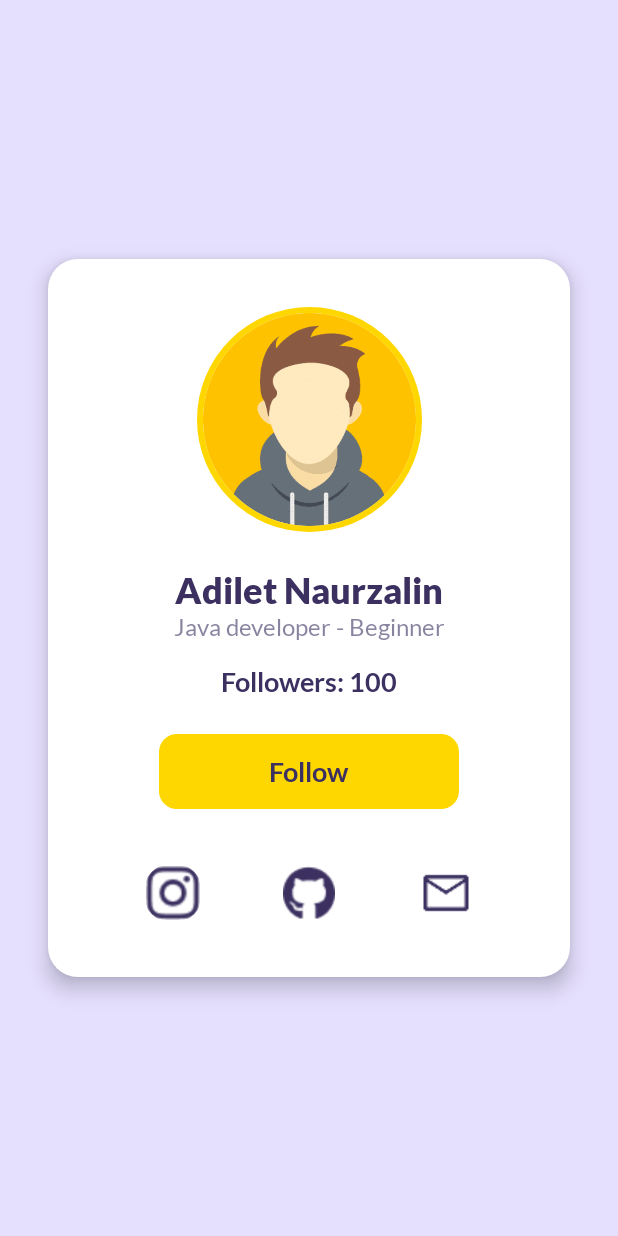
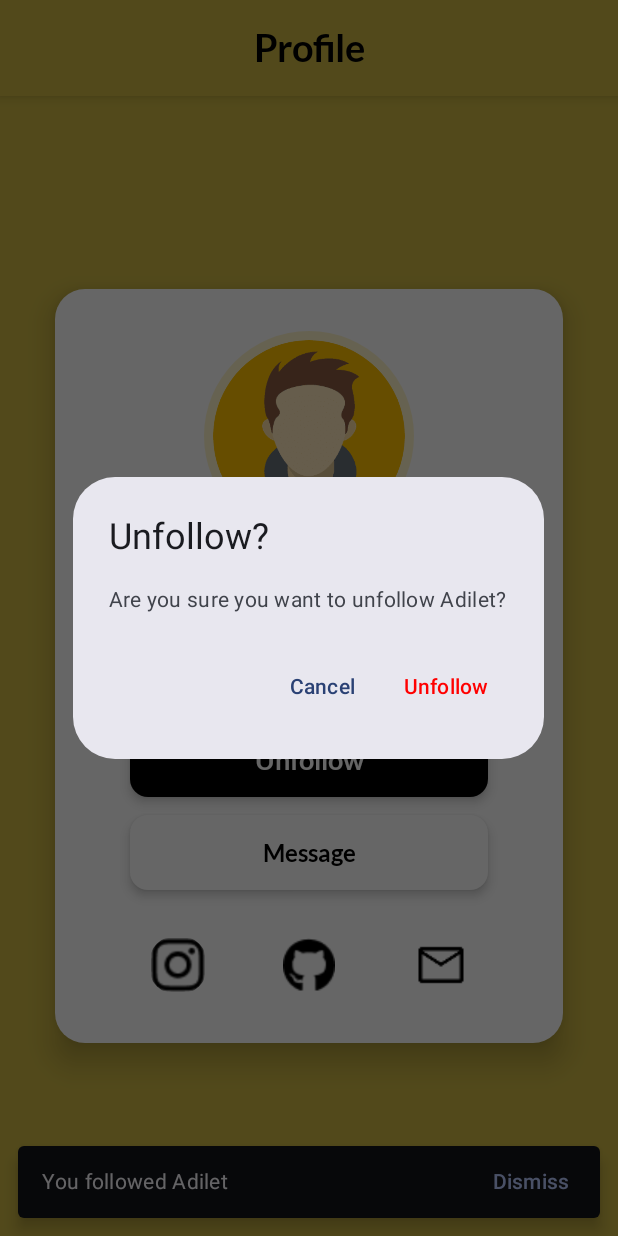
Before and after one commit to AdiletN/ProfileCardApp, an Android app built with Jetpack Compose: the screen it shows after launch (MainActivity), after a tap on "Unfollow", on a phone screen of 412 x 824 dp. Run offline under Robolectric (Android 15) with nearby library versions, the phone set to English and light mode, and no system bars; 1 other tap on this screen came first.

Commit message:
Updating for Practice Task Week 5

```diff
--- a/app/src/main/java/com/example/profilecardapp/MainActivity.kt
+++ b/app/src/main/java/com/example/profilecardapp/MainActivity.kt
@@ -7,6 +7,7 @@ import androidx.activity.ComponentActivity
 import androidx.activity.compose.setContent
 import androidx.compose.animation.animateColorAsState
 import androidx.compose.animation.core.tween
+import androidx.compose.animation.core.animateIntAsState
 import androidx.compose.foundation.Image
 import androidx.compose.foundation.background
 import androidx.compose.foundation.layout.*
@@ -18,6 +19,7 @@ import androidx.compose.runtime.saveable.rememberSaveable
 import androidx.compose.ui.Alignment
 import androidx.compose.ui.Modifier
 import androidx.compose.ui.draw.clip
+import androidx.compose.ui.draw.shadow
 import androidx.compose.ui.graphics.Color
 import androidx.compose.ui.platform.LocalContext
 import androidx.compose.ui.res.painterResource
@@ -30,17 +32,7 @@ import androidx.compose.ui.tooling.preview.Preview
 import androidx.compose.ui.unit.dp
 import androidx.compose.ui.unit.sp
 import com.example.profilecardapp.ui.theme.ProfileCardAppTheme
-
-class MainActivity : ComponentActivity() {
-    override fun onCreate(savedInstanceState: Bundle?) {
-        super.onCreate(savedInstanceState)
-        setContent {
-            ProfileCardAppTheme {
-                ProfileCardScreen()
-            }
-        }
-    }
-}
+import kotlinx.coroutines.launch
 
 val Lato = FontFamily(
     Font(R.font.lato_regular, FontWeight.Normal, FontStyle.Normal),
@@ -55,9 +47,9 @@ val Lato = FontFamily(
     Font(R.font.lato_italic, FontWeight.Normal, FontStyle.Italic)
 )
 
-
-val LightPurple = Color(0xFFE6E0FF)
-val DarkPurple = Color(0xFF3B3060)
+val LightPurple = Color(0xFFCEB844)
+val DarkPurple = Color(0xFF000000)
+val Dark = Color(0xFF000000)
 val GoldYellow = Color(0xFFFFD700)
 
 fun openExternalLink(context: android.content.Context, uri: String) {
@@ -69,47 +61,88 @@ fun openExternalLink(context: android.content.Context, uri: String) {
     }
 }
 
+class MainActivity : ComponentActivity() {
+    override fun onCreate(savedInstanceState: Bundle?) {
+        super.onCreate(savedInstanceState)
+        setContent {
+            ProfileCardAppTheme {
+                ProfileCardScreen()
+            }
+        }
+    }
+}
+
+@OptIn(ExperimentalMaterial3Api::class)
 @Composable
 fun ProfileCardScreen() {
     val context = LocalContext.current
+    val snackbarHostState = remember { SnackbarHostState() }
+    val scope = rememberCoroutineScope()
+
     var isFollowing by rememberSaveable { mutableStateOf(false) }
     var followerCount by rememberSaveable { mutableStateOf(100) }
+    var showUnfollowDialog by rememberSaveable { mutableStateOf(false) }
 
     val targetButtonColor = if (isFollowing) DarkPurple else GoldYellow
     val animatedButtonColor by animateColorAsState(
         targetValue = targetButtonColor,
-        animationSpec = tween(durationMillis = 500),
+        animationSpec = tween(durationMillis = 400),
         label = "Button Color Animation"
     )
 
     val buttonTextColor = if (isFollowing) Color.White else DarkPurple
+    val animatedCount by animateIntAsState(targetValue = followerCount)
 
+    Scaffold(
+        topBar = {
+            CenterAlignedTopAppBar(
+                title = {
+                    Text(
+                        text = "Profile",
+                        style = TextStyle(
+                            fontFamily = Lato,
+                            fontSize = 25.sp,
+                            fontWeight = FontWeight.Bold,
+                            color = Dark
+                        )
+                    )
+                },
+                colors = TopAppBarDefaults.centerAlignedTopAppBarColors(
+                    containerColor = LightPurple,
+                    titleContentColor = DarkPurple
+                ),
+                modifier = Modifier.shadow(6.dp)
+            )
+        },
+        snackbarHost = { SnackbarHost(hostState = snackbarHostState) }
+    ) { innerPadding ->
         Box(
             modifier = Modifier
                 .fillMaxSize()
-            .background(LightPurple),
+                .background(LightPurple)
+                .padding(innerPadding),
             contentAlignment = Alignment.Center
         ) {
             Card(
                 modifier = Modifier
-                .fillMaxWidth()
-                .padding(horizontal = 32.dp),
+                    .fillMaxWidth(0.9f)
+                    .padding(16.dp),
                 shape = RoundedCornerShape(20.dp),
                 colors = CardDefaults.cardColors(containerColor = Color.White),
-            elevation = CardDefaults.cardElevation(defaultElevation = 8.dp)
+                elevation = CardDefaults.cardElevation(defaultElevation = 12.dp)
             ) {
                 Column(
                     modifier = Modifier
                         .fillMaxWidth()
-                    .padding(vertical = 32.dp, horizontal = 16.dp),
+                        .padding(vertical = 28.dp, horizontal = 18.dp),
                     horizontalAlignment = Alignment.CenterHorizontally
                 ) {
                     Box(
                         modifier = Modifier
-                        .size(150.dp)
+                            .size(140.dp)
                             .clip(CircleShape)
-                        .background(GoldYellow)
-                        .padding(4.dp)
+                            .background(GoldYellow.copy(alpha = 0.2f))
+                            .padding(6.dp)
                     ) {
                         val image = painterResource(id = R.drawable.profile_image)
                         Image(
@@ -121,7 +154,7 @@ fun ProfileCardScreen() {
                         )
                     }
 
-                Spacer(modifier = Modifier.height(24.dp))
+                    Spacer(modifier = Modifier.height(20.dp))
 
                     Text(
                         text = "Adilet Naurzalin",
@@ -143,10 +176,10 @@ fun ProfileCardScreen() {
                         )
                     )
 
-                Spacer(modifier = Modifier.height(16.dp))
+                    Spacer(modifier = Modifier.height(12.dp))
 
                     Text(
-                    text = "Followers: $followerCount",
+                        text = "Followers: $animatedCount",
                         style = TextStyle(
                             fontFamily = Lato,
                             fontSize = 18.sp,
@@ -155,18 +188,36 @@ fun ProfileCardScreen() {
                         )
                     )
 
-                Spacer(modifier = Modifier.height(24.dp))
+                    Spacer(modifier = Modifier.height(18.dp))
 
-                Button(
+                    Column(
+                        modifier = Modifier
+                            .fillMaxWidth()
+                            .padding(horizontal = 32.dp),
+                        horizontalAlignment = Alignment.CenterHorizontally,
+                        verticalArrangement = Arrangement.spacedBy(12.dp)
+                    ) {
+                        ElevatedButton(
                             onClick = {
-                        isFollowing = !isFollowing
-                        followerCount = if (isFollowing) followerCount + 1 else followerCount - 1
+                                if (!isFollowing) {
+                                    isFollowing = true
+                                    followerCount += 1
+                                    scope.launch {
+                                        snackbarHostState.showSnackbar(
+                                            message = "You followed Adilet",
+                                            actionLabel = "Dismiss"
+                                        )
+                                    }
+                                } else {
+                                    showUnfollowDialog = true
+                                }
                             },
                             modifier = Modifier
-                        .width(200.dp)
+                                .fillMaxWidth()
                                 .height(50.dp),
                             shape = RoundedCornerShape(12.dp),
-                    colors = ButtonDefaults.buttonColors(containerColor = animatedButtonColor)
+                            colors = ButtonDefaults.buttonColors(containerColor = animatedButtonColor),
+                            elevation = ButtonDefaults.elevatedButtonElevation(defaultElevation = 4.dp)
                         ) {
                             Text(
                                 text = if (isFollowing) "Unfollow" else "Follow",
@@ -179,7 +230,32 @@ fun ProfileCardScreen() {
                             )
                         }
 
-                Spacer(modifier = Modifier.height(32.dp))
+                        ElevatedButton(
+                            onClick = {
+                                openExternalLink(context, "mailto:230107139@sdu.edu.kz")
+                            },
+                            modifier = Modifier
+                                .fillMaxWidth()
+                                .height(50.dp),
+                            shape = RoundedCornerShape(12.dp),
+                            colors = ButtonDefaults.buttonColors(
+                                containerColor = Color.White,
+                                contentColor = DarkPurple
+                            ),
+                            elevation = ButtonDefaults.elevatedButtonElevation(defaultElevation = 4.dp)
+                        ) {
+                            Text(
+                                text = "Message",
+                                style = TextStyle(
+                                    fontFamily = Lato,
+                                    fontSize = 16.sp,
+                                    fontWeight = FontWeight.SemiBold
+                                )
+                            )
+                        }
+                    }
+
+                    Spacer(modifier = Modifier.height(26.dp))
 
                     Row(
                         modifier = Modifier.fillMaxWidth(),
@@ -220,6 +296,32 @@ fun ProfileCardScreen() {
                     }
                 }
             }
+
+            if (showUnfollowDialog) {
+                AlertDialog(
+                    onDismissRequest = { showUnfollowDialog = false },
+                    title = { Text(text = "Unfollow?") },
+                    text = { Text(text = "Are you sure you want to unfollow Adilet?") },
+                    confirmButton = {
+                        TextButton(onClick = {
+                            if (followerCount > 0) followerCount -= 1
+                            isFollowing = false
+                            showUnfollowDialog = false
+                            scope.launch {
+                                snackbarHostState.showSnackbar("You unfollowed Adilet")
+                            }
+                        }) {
+                            Text(text = "Unfollow", color = Color.Red)
+                        }
+                    },
+                    dismissButton = {
+                        TextButton(onClick = { showUnfollowDialog = false }) {
+                            Text(text = "Cancel")
+                        }
+                    }
+                )
+            }
+        }
     }
 }
 
```
Lines whose indentation alone changed are shown as unchanged.
